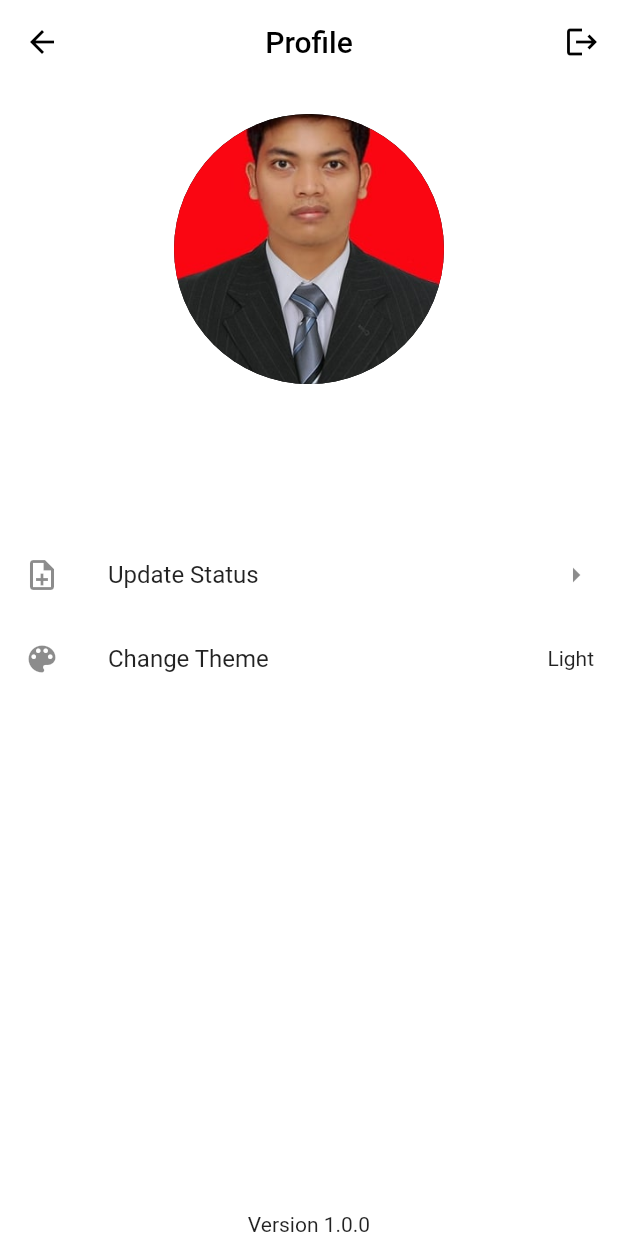
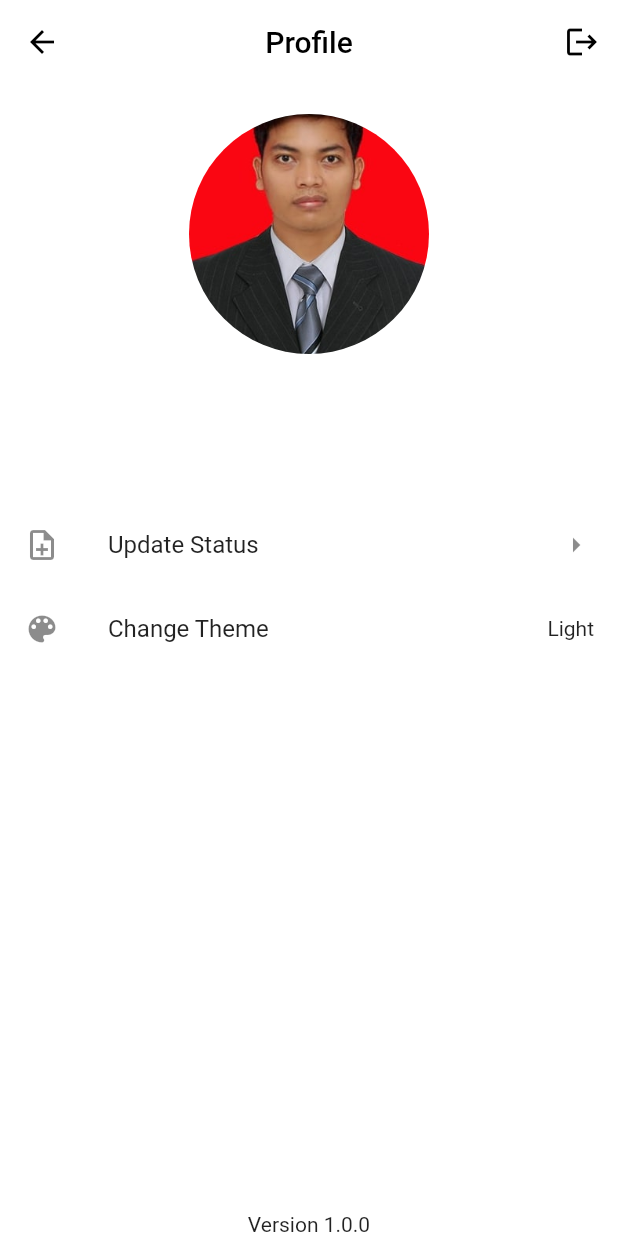
Before and after one commit to emptyplayer07/chat-app, a Flutter app: the ProfilePage screen opened by its route, on a phone screen of 412 x 824 dp. Run offline on Flutter 3.47's test engine with Material 2 defaults, Android fonts, the phone set to English and light mode, and no system bars; drawn by our look-alikes of avatar_glow; our stand-ins replace cloud_firestore, firebase_auth, firebase_core, get, lottie; accounts and stored records are empty; network calls fail.

Commit message:
refactor code

```diff
--- a/lib/controllers/auth_controller.dart
+++ b/lib/controllers/auth_controller.dart
@@ -1,7 +1,6 @@
-import 'package:chat_app/models/user_model.dart';
 import 'package:chat_app/routes/name_route.dart';
 import 'package:cloud_firestore/cloud_firestore.dart';
-import 'package:firebase_auth/firebase_auth.dart'; //FirebaseAuth
+import 'package:firebase_auth/firebase_auth.dart';
 import 'package:get/get.dart';
 import 'cloud_firestore.dart';
 
@@ -10,7 +9,6 @@ class AuthController extends GetxController {
   FirebaseFirestore firebaseFirestore = FirebaseFirestore.instance;
 
   CloudFirestore cloudFirestore = CloudFirestore();
-  UserModel userModel = UserModel();
 
   Stream<User?> streamAuthStatus() {
     return FirebaseAuth.instance.authStateChanges();
--- a/lib/pages/profile_page.dart
+++ b/lib/pages/profile_page.dart
@@ -47,15 +47,14 @@ class ProfilePage extends StatelessWidget {
         child: Column(
           children: [
             AvatarGlow(
-              endRadius: 110,
+              endRadius: 100,
               glowColor: Colors.blue,
               child: Container(
                 margin: const EdgeInsets.all(20),
                 width: 200,
                 height: 200,
                 decoration: BoxDecoration(
-                    color: Colors.black,
-                    borderRadius: BorderRadius.circular(100),
+                    borderRadius: BorderRadius.circular(200),
                     image: const DecorationImage(
                       image: AssetImage("images/foto_profile.jpg"),
                       fit: BoxFit.cover,
@@ -73,7 +72,6 @@ class ProfilePage extends StatelessWidget {
               ),
             ),
             Text("${cloudFirestoreC.userModel.email}"),
-            //Text("${authC.getDataUser()}"),
             const SizedBox(
               height: 30,
             ),
@@ -101,8 +99,6 @@ class ProfilePage extends StatelessWidget {
           ],
         ),
       ),
-      //floatingActionButton:
-      //FloatingActionButton(onPressed: cloudFirestoreC.addData),
     );
   }
 }
--- a/lib/pages/update_status_page.dart
+++ b/lib/pages/update_status_page.dart
@@ -10,7 +10,7 @@ class UpdateStatusPage extends StatelessWidget {
     final txtUpdSts = Get.put(TxtUpdateStatusController());
     return Scaffold(
       appBar: AppBar(
-        elevation: 2,
+        elevation: 1,
         backgroundColor: Colors.white,
         leading: IconButton(
           onPressed: () {
```
